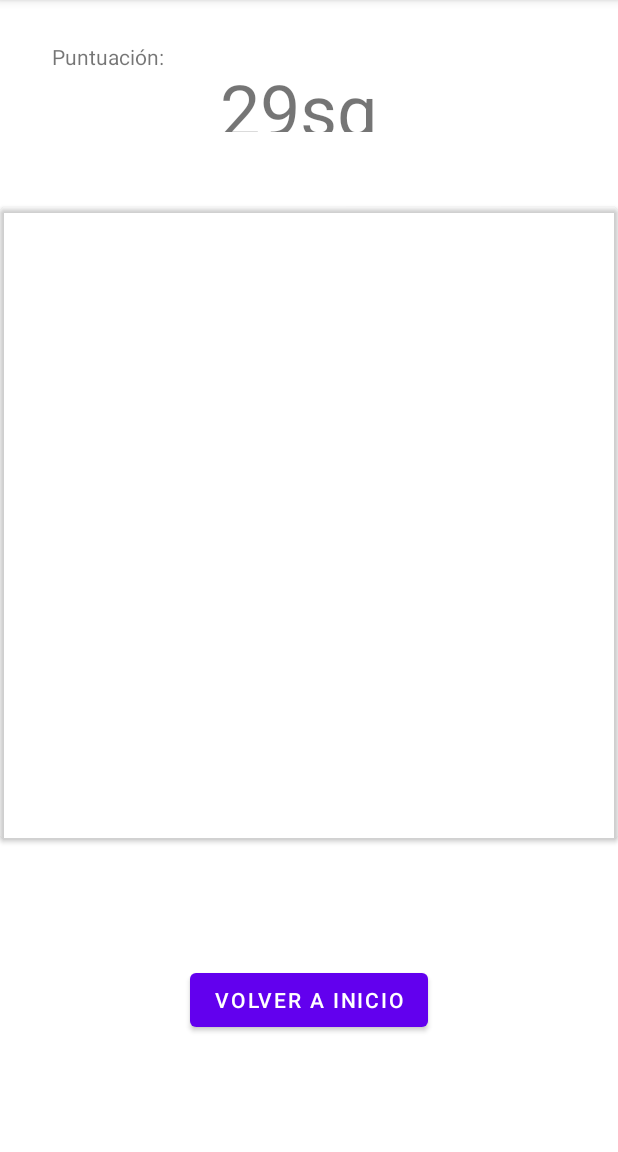
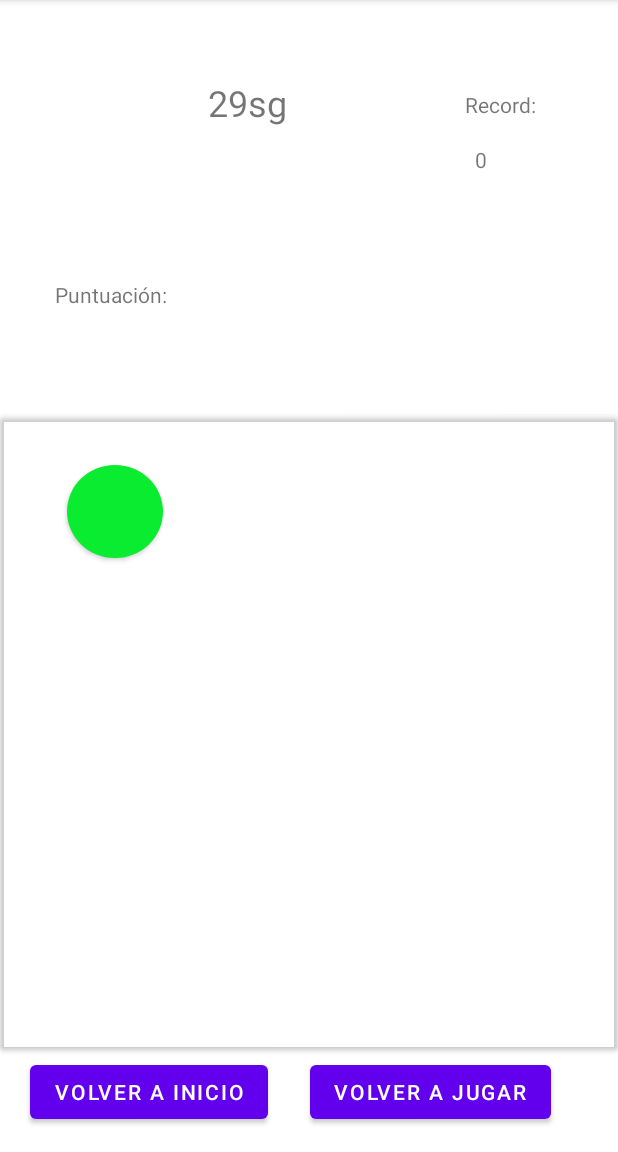
Before and after one commit to C0nf1cker/Software-Processes, an Android app: the Game screen opened directly, with no data from a screen before it, on a phone screen of 412 x 824 dp, the part 84-1236 px from its top. Run offline under Robolectric (Android 15) with nearby library versions, the light colour scheme and no system bars.

Commit message:
Arreglos varios, navegacion de la app, retoques en layouts de algunas activities y establecimiento del nuevo sistema de puntuacion

```diff
--- a/DataBase/app/src/main/java/com/example/database/Game.java
+++ b/DataBase/app/src/main/java/com/example/database/Game.java
@@ -2,12 +2,12 @@ package com.example.database;
 
 import androidx.appcompat.app.AppCompatActivity;
 import androidx.constraintlayout.widget.ConstraintLayout;
+import androidx.constraintlayout.widget.ConstraintSet;
 
 import android.content.Intent;
 import android.os.Bundle;
 import android.util.DisplayMetrics;
 import android.view.View;
-import android.widget.AbsoluteLayout;
 import android.widget.Button;
 import android.widget.TextView;
 import android.widget.Toast;
@@ -33,6 +33,8 @@ public class Game extends AppCompatActivity {
     public int counter;
     private TextView timeRemining;
 
+    private TextView recordText;
+
 
     @Override
     protected void onCreate(Bundle savedInstanceState) {
@@ -41,15 +43,21 @@ public class Game extends AppCompatActivity {
         //Linkamos el texto para la puntuación de la partida con su correspondiente en el layout
         showValue = (TextView) findViewById(R.id.counterValue);
         timeRemining = (TextView) findViewById(R.id.timerText);
+        recordText = (TextView) findViewById(R.id.recordText);
         //inicializamos la BBDD
         ddbb = new UsersDataBase(this);
         //Tomamos el email del usuario logeado que nos manda el menú
         currentUserEmail = getIntent().getStringExtra("userEmail");
-        //innicializamos pressed a false y counter a 0
+        //innicializamos counter a 0
         counter = 0;
         timer = new Temporizador(timeRemining);
-        //Esperar a que el usuario este listo?
-
+        //En caso de que haya un usuario loggeado mostramos su record por pantalla, en caso
+        //de ser nuevo o no estar loggeado se muestra 0
+        if(this.currentUserEmail!=null){
+            String usrRecord = String.valueOf(ddbb.getUser(currentUserEmail).getScore());
+            recordText.setText(usrRecord);
+        }else
+            recordText.setText("0");
         //Empezar el juego
         timer.star();
         colocarCirculo();
@@ -57,19 +65,24 @@ public class Game extends AppCompatActivity {
 
 
     public void colocarCirculo(){
+        DisplayMetrics metrics = new DisplayMetrics();
+        getWindowManager().getDefaultDisplay().getMetrics(metrics);
+        int width = metrics.widthPixels;
+
         //coloca el círculo con id: button12 en posiciones aleatorias
         Button button = (Button) findViewById(R.id.button12);
+
+        ConstraintSet set = new ConstraintSet();
         ConstraintLayout.LayoutParams absParams =
                 (ConstraintLayout.LayoutParams) button.getLayoutParams();
 
-        int width = findViewById(R.id.button7).getLayoutParams().width;
         int height = findViewById(R.id.button7).getLayoutParams().height;
 
 
         Random r = new Random();
 
-        absParams.horizontalBias = r.nextInt(width);
-        absParams.verticalBias = r.nextInt(height);
+        absParams.bottomMargin = r.nextInt(height)-button.getLayoutParams().width;
+        absParams.rightMargin = r.nextInt(width)-button.getLayoutParams().height;
         button.setLayoutParams(absParams);
     }
 
@@ -117,6 +130,11 @@ public class Game extends AppCompatActivity {
 
     public void playAgain(View view){
         updateScore();
+        if(this.currentUserEmail!=null){
+            String usrRecord = String.valueOf(ddbb.getUser(currentUserEmail).getScore());
+            recordText.setText(usrRecord);
+        }else
+            recordText.setText("0");
         timer.star();
         colocarCirculo();
         counter = 0;
--- a/DataBase/app/src/main/java/com/example/database/LoginActivity.java
+++ b/DataBase/app/src/main/java/com/example/database/LoginActivity.java
@@ -58,6 +58,7 @@ public class LoginActivity extends AppCompatActivity {
             if (u != null) {//En caso de exito notificamos y editamos el email del usuario actual al del usuario loggeado
                 Toast.makeText(this, "Usuario loggeado.", Toast.LENGTH_LONG).show();
                 currentUserEmail = u.getEmail();
+                goBack(view);
             } else
                 Toast.makeText(this, "Contraseña o email incorrectos", Toast.LENGTH_LONG).show();
         } else
--- a/DataBase/app/src/main/java/com/example/database/MessageActivity.java
+++ b/DataBase/app/src/main/java/com/example/database/MessageActivity.java
@@ -115,6 +115,7 @@ public class MessageActivity extends AppCompatActivity {
         };
         t.start();
         Intent main = new Intent(this, Game.class);
+        main.putExtra("userEmail", this.currentUserEmail);
         startActivity(main);
     }
 
--- a/DataBase/app/src/main/java/com/example/database/SignActivity.java
+++ b/DataBase/app/src/main/java/com/example/database/SignActivity.java
@@ -68,7 +68,8 @@ public class SignActivity extends AppCompatActivity {
                 boolean correctSignIn = ddbb.sigIn(email, name, surname, password);
                 if (correctSignIn) {
                     Toast.makeText(this, "Usuario registrado correctamente.", Toast.LENGTH_LONG).show();
-                    currentUserEmail = email;   //si el usuario se registra correctamente mantiene la sesion iniciada
+                    currentUserEmail = email;   //si el usuario se registra correctamente mantiene la sesion iniciadaç
+                    goBack(view);
                 } else
                     Toast.makeText(this, "Nombre de usuario ya registrado anteriormente.", Toast.LENGTH_LONG).show();
             } else
--- a/DataBase/app/src/main/res/layout/activity_juego.xml
+++ b/DataBase/app/src/main/res/layout/activity_juego.xml
@@ -9,14 +9,17 @@
 
     <Button
         android:id="@+id/button7"
-        android:layout_width="match_parent"
+        android:layout_width="0dp"
         android:layout_height="433dp"
         android:layout_marginTop="44dp"
         android:onClick="clickOutObjetive"
-        android:text="@string/button"
         app:backgroundTint="@android:color/transparent"
+        app:layout_constraintBottom_toTopOf="@+id/button2"
+        app:layout_constraintEnd_toEndOf="parent"
+        app:layout_constraintHorizontal_bias="0.0"
+        app:layout_constraintStart_toStartOf="parent"
         app:layout_constraintTop_toBottomOf="@+id/timerText"
-        tools:layout_editor_absoluteX="0dp" />
+        app:layout_constraintVertical_bias="1.0" />
 
     <TextView
         android:id="@+id/textView10"
@@ -26,18 +29,19 @@
         android:text="@string/puntuaci_n"
         app:layout_constraintBottom_toTopOf="@+id/counterValue"
         app:layout_constraintEnd_toStartOf="@+id/timerText"
-        app:layout_constraintHorizontal_bias="0.486"
+        app:layout_constraintHorizontal_bias="0.575"
         app:layout_constraintStart_toStartOf="parent"
         app:layout_constraintTop_toTopOf="parent"
         app:layout_constraintVertical_bias="1.0" />
 
     <TextView
         android:id="@+id/timerText"
-        android:layout_width="119dp"
-        android:layout_height="48dp"
-        android:layout_marginTop="40dp"
-        android:textSize="48sp"
+        android:layout_width="135dp"
+        android:layout_height="66dp"
+        android:layout_marginTop="52dp"
+        android:textSize="24sp"
         app:layout_constraintEnd_toEndOf="parent"
+        app:layout_constraintHorizontal_bias="0.502"
         app:layout_constraintStart_toStartOf="parent"
         app:layout_constraintTop_toTopOf="parent" />
 
@@ -47,7 +51,7 @@
         android:layout_height="wrap_content"
         android:layout_marginStart="52dp"
         android:layout_marginLeft="52dp"
-        android:layout_marginBottom="44dp"
+        android:layout_marginBottom="24dp"
         android:textSize="14sp"
         app:layout_constraintBottom_toTopOf="@+id/button7"
         app:layout_constraintEnd_toStartOf="@+id/timerText"
@@ -58,12 +62,25 @@
         android:id="@+id/button2"
         android:layout_width="wrap_content"
         android:layout_height="wrap_content"
+        android:layout_marginBottom="16dp"
         android:onClick="goMain"
         android:text="@string/button_return"
         app:layout_constraintBottom_toBottomOf="parent"
         app:layout_constraintEnd_toEndOf="parent"
-        app:layout_constraintStart_toStartOf="parent"
-        app:layout_constraintTop_toBottomOf="@+id/button7" />
+        app:layout_constraintHorizontal_bias="0.079"
+        app:layout_constraintStart_toStartOf="parent" />
+
+    <Button
+        android:id="@+id/button9"
+        android:layout_width="wrap_content"
+        android:layout_height="wrap_content"
+        android:layout_marginBottom="16dp"
+        android:onClick="playAgain"
+        android:text="@string/button_play_again"
+        app:layout_constraintBottom_toBottomOf="parent"
+        app:layout_constraintEnd_toEndOf="parent"
+        app:layout_constraintHorizontal_bias="0.384"
+        app:layout_constraintStart_toEndOf="@+id/button2" />
 
     <Button
         android:id="@+id/button12"
@@ -81,5 +98,36 @@
         app:layout_constraintStart_toStartOf="@+id/button7"
         app:layout_constraintTop_toTopOf="@+id/button7" />
 
+    <TextView
+        android:id="@+id/textView"
+        android:layout_width="wrap_content"
+        android:layout_height="wrap_content"
+        android:layout_marginStart="36dp"
+        android:layout_marginLeft="36dp"
+        android:layout_marginTop="60dp"
+        android:layout_marginBottom="64dp"
+        android:text="Record:"
+        app:layout_constraintBottom_toTopOf="@+id/button7"
+        app:layout_constraintEnd_toEndOf="parent"
+        app:layout_constraintHorizontal_bias="0.0"
+        app:layout_constraintStart_toEndOf="@+id/timerText"
+        app:layout_constraintTop_toTopOf="parent"
+        app:layout_constraintVertical_bias="0.0" />
+
+    <TextView
+        android:id="@+id/recordText"
+        android:layout_width="46dp"
+        android:layout_height="21dp"
+        android:layout_marginStart="29dp"
+        android:layout_marginLeft="29dp"
+        android:layout_marginTop="17dp"
+        android:layout_marginBottom="28dp"
+        app:layout_constraintBottom_toTopOf="@+id/button7"
+        app:layout_constraintEnd_toEndOf="parent"
+        app:layout_constraintHorizontal_bias="0.216"
+        app:layout_constraintStart_toEndOf="@+id/timerText"
+        app:layout_constraintTop_toBottomOf="@+id/textView"
+        app:layout_constraintVertical_bias="0.0" />
+
 
 </androidx.constraintlayout.widget.ConstraintLayout>
--- a/DataBase/app/src/main/res/layout/activity_message.xml
+++ b/DataBase/app/src/main/res/layout/activity_message.xml
@@ -10,12 +10,11 @@
         android:id="@+id/buttonGoBack3"
         android:layout_width="200dp"
         android:layout_height="wrap_content"
-        android:layout_marginTop="32dp"
+        android:layout_marginTop="28dp"
         android:onClick="goBack"
         android:text="@string/buttonGoBack3"
         android:textSize="24sp"
         app:layout_constraintEnd_toEndOf="parent"
-        app:layout_constraintHorizontal_bias="0.502"
         app:layout_constraintStart_toStartOf="parent"
         app:layout_constraintTop_toBottomOf="@+id/button" />
 
@@ -30,7 +29,6 @@
         android:textSize="24sp"
         app:layout_constraintBottom_toBottomOf="parent"
         app:layout_constraintEnd_toEndOf="parent"
-        app:layout_constraintHorizontal_bias="0.502"
         app:layout_constraintStart_toStartOf="parent"
         app:layout_constraintTop_toBottomOf="@+id/buttonGoBack3"
         app:layout_constraintVertical_bias="0.0" />
@@ -39,7 +37,7 @@
         android:id="@+id/txtMessage"
         android:layout_width="wrap_content"
         android:layout_height="wrap_content"
-        android:layout_marginTop="160dp"
+        android:layout_marginTop="100dp"
         android:autofillHints=""
         android:ems="10"
         android:gravity="start|top"
@@ -47,7 +45,7 @@
         android:inputType="textMultiLine"
         android:textSize="24sp"
         app:layout_constraintEnd_toEndOf="parent"
-        app:layout_constraintHorizontal_bias="0.497"
+        app:layout_constraintHorizontal_bias="0.506"
         app:layout_constraintStart_toStartOf="parent"
         app:layout_constraintTop_toTopOf="parent" />
 
@@ -66,14 +64,13 @@
 
     <Button
         android:id="@+id/button"
-        android:layout_width="213dp"
-        android:layout_height="53dp"
-        android:layout_marginTop="24dp"
+        android:layout_width="200dp"
+        android:layout_height="46dp"
+        android:layout_marginTop="20dp"
         android:onClick="saveMessage"
         android:text="@string/guardar"
         android:textSize="24sp"
         app:layout_constraintEnd_toEndOf="parent"
-        app:layout_constraintHorizontal_bias="0.53"
         app:layout_constraintStart_toStartOf="parent"
         app:layout_constraintTop_toBottomOf="@+id/buttonShow" />
 </androidx.constraintlayout.widget.ConstraintLayout>
```
